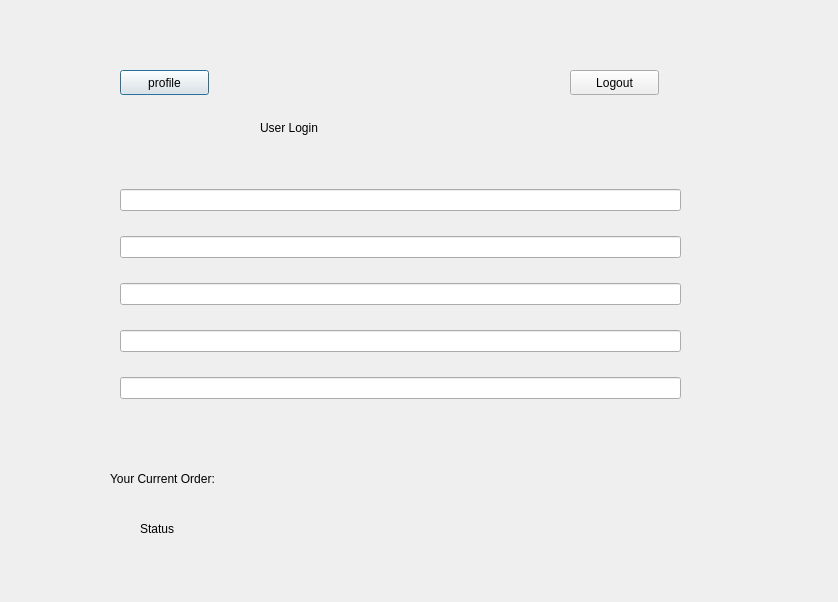
Above: QTSDI/forms/userform.ui from JaredFA363/Cargo-E-MarketPlace before the change. Below: the same form after it.
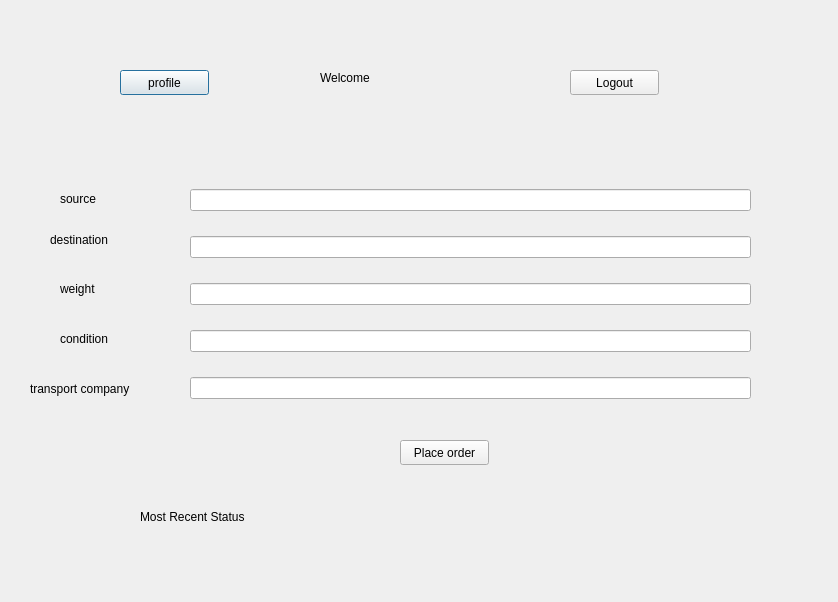
That is the form after the change.

Commit message: Added orders table and cargo owner can place order

Patch:
```diff
--- a/QTSDI/forms/userform.ui
+++ b/QTSDI/forms/userform.ui
@@ -16,14 +16,14 @@
   <widget class="QLabel" name="label">
    <property name="geometry">
     <rect>
-     <x>260</x>
-     <y>120</y>
+     <x>320</x>
+     <y>70</y>
      <width>201</width>
      <height>16</height>
     </rect>
    </property>
    <property name="text">
-    <string>User Login</string>
+    <string>Welcome</string>
    </property>
   </widget>
   <widget class="QPushButton" name="profile">
@@ -69,45 +69,32 @@
    <property name="geometry">
     <rect>
      <x>140</x>
-     <y>520</y>
-     <width>67</width>
-     <height>17</height>
+     <y>496</y>
+     <width>151</width>
+     <height>41</height>
     </rect>
    </property>
    <property name="text">
-    <string>Status</string>
+    <string>Most Recent Status</string>
    </property>
   </widget>
   <widget class="QLabel" name="status">
    <property name="geometry">
     <rect>
-     <x>350</x>
-     <y>520</y>
-     <width>67</width>
-     <height>17</height>
+     <x>380</x>
+     <y>500</y>
+     <width>181</width>
+     <height>21</height>
     </rect>
    </property>
    <property name="text">
     <string/>
    </property>
   </widget>
-  <widget class="QLabel" name="label_2">
-   <property name="geometry">
-    <rect>
-     <x>110</x>
-     <y>440</y>
-     <width>158</width>
-     <height>78</height>
-    </rect>
-   </property>
-   <property name="text">
-    <string>Your Current Order:</string>
-   </property>
-  </widget>
   <widget class="QWidget" name="verticalLayoutWidget">
    <property name="geometry">
     <rect>
-     <x>120</x>
+     <x>190</x>
      <y>170</y>
      <width>561</width>
      <height>251</height>
@@ -131,6 +118,84 @@
     </item>
    </layout>
   </widget>
+  <widget class="QLabel" name="label_3">
+   <property name="geometry">
+    <rect>
+     <x>60</x>
+     <y>190</y>
+     <width>67</width>
+     <height>17</height>
+    </rect>
+   </property>
+   <property name="text">
+    <string>source</string>
+   </property>
+  </widget>
+  <widget class="QLabel" name="label_4">
+   <property name="geometry">
+    <rect>
+     <x>50</x>
+     <y>230</y>
+     <width>81</width>
+     <height>20</height>
+    </rect>
+   </property>
+   <property name="text">
+    <string>destination</string>
+   </property>
+  </widget>
+  <widget class="QLabel" name="label_5">
+   <property name="geometry">
+    <rect>
+     <x>60</x>
+     <y>280</y>
+     <width>67</width>
+     <height>17</height>
+    </rect>
+   </property>
+   <property name="text">
+    <string>weight</string>
+   </property>
+  </widget>
+  <widget class="QLabel" name="label_7">
+   <property name="geometry">
+    <rect>
+     <x>60</x>
+     <y>330</y>
+     <width>67</width>
+     <height>17</height>
+    </rect>
+   </property>
+   <property name="text">
+    <string>condition</string>
+   </property>
+  </widget>
+  <widget class="QLabel" name="label_8">
+   <property name="geometry">
+    <rect>
+     <x>30</x>
+     <y>380</y>
+     <width>141</width>
+     <height>17</height>
+    </rect>
+   </property>
+   <property name="text">
+    <string>transport company</string>
+   </property>
+  </widget>
+  <widget class="QPushButton" name="pushButton">
+   <property name="geometry">
+    <rect>
+     <x>400</x>
+     <y>440</y>
+     <width>89</width>
+     <height>25</height>
+    </rect>
+   </property>
+   <property name="text">
+    <string>Place order</string>
+   </property>
+  </widget>
  </widget>
  <resources/>
  <connections/>
```
Left out of the diff: 23 changed lines with no effect on the pictures. The commit also changes 4 other files.
